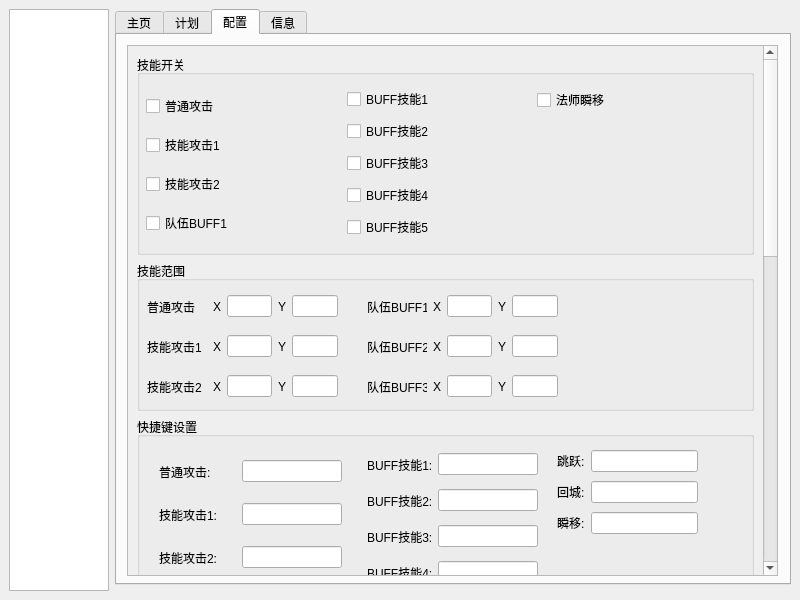
Qt form mainwindow.ui (kinvcode/BattleMush) before a commit.
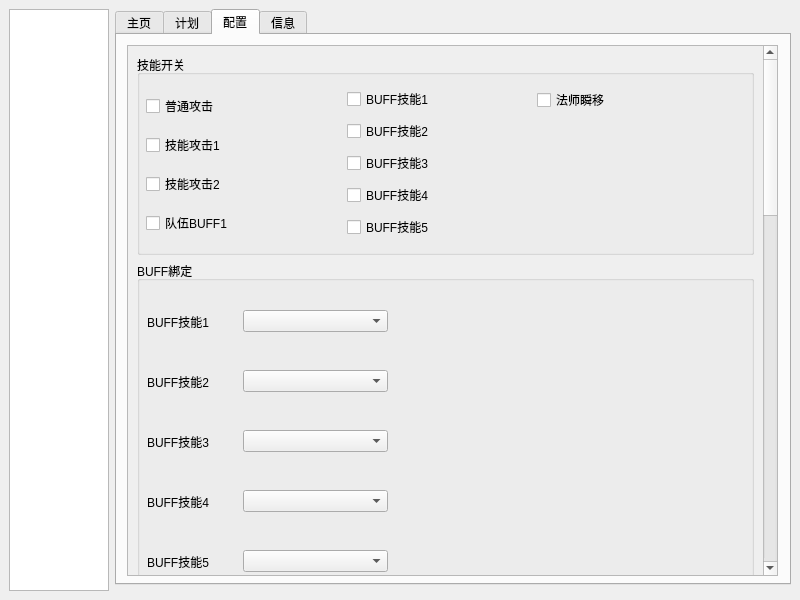
The same form after that commit. The open tabs and pages were chosen to show the change. Custom widgets are drawn as their Qt base class.

Commit message: 增加技能绑定UI

The edit to the form file:
```diff
--- a/mainwindow.ui
+++ b/mainwindow.ui
@@ -350,9 +350,9 @@
            <property name="geometry">
             <rect>
              <x>0</x>
-             <y>0</y>
+             <y>-262</y>
              <width>635</width>
-             <height>1348</height>
+             <height>1704</height>
             </rect>
            </property>
            <layout class="QVBoxLayout" name="verticalLayout_3">
@@ -481,6 +481,159 @@
               </widget>
              </widget>
             </item>
+            <item>
+             <widget class="QGroupBox" name="groupBox_13">
+              <property name="minimumSize">
+               <size>
+                <width>0</width>
+                <height>350</height>
+               </size>
+              </property>
+              <property name="title">
+               <string>BUFF綁定</string>
+              </property>
+              <widget class="QWidget" name="horizontalLayoutWidget_12">
+               <property name="geometry">
+                <rect>
+                 <x>10</x>
+                 <y>40</y>
+                 <width>241</width>
+                 <height>41</height>
+                </rect>
+               </property>
+               <layout class="QHBoxLayout" name="horizontalLayout_12">
+                <item>
+                 <widget class="QLabel" name="label_11">
+                  <property name="maximumSize">
+                   <size>
+                    <width>90</width>
+                    <height>16777215</height>
+                   </size>
+                  </property>
+                  <property name="text">
+                   <string>BUFF技能1</string>
+                  </property>
+                 </widget>
+                </item>
+                <item>
+                 <widget class="QComboBox" name="comboBox_buff1_bind"/>
+                </item>
+               </layout>
+              </widget>
+              <widget class="QWidget" name="horizontalLayoutWidget_13">
+               <property name="geometry">
+                <rect>
+                 <x>10</x>
+                 <y>100</y>
+                 <width>241</width>
+                 <height>41</height>
+                </rect>
+               </property>
+               <layout class="QHBoxLayout" name="horizontalLayout_13">
+                <item>
+                 <widget class="QLabel" name="label_54">
+                  <property name="maximumSize">
+                   <size>
+                    <width>90</width>
+                    <height>16777215</height>
+                   </size>
+                  </property>
+                  <property name="text">
+                   <string>BUFF技能2</string>
+                  </property>
+                 </widget>
+                </item>
+                <item>
+                 <widget class="QComboBox" name="comboBox_buff2_bind"/>
+                </item>
+               </layout>
+              </widget>
+              <widget class="QWidget" name="horizontalLayoutWidget_14">
+               <property name="geometry">
+                <rect>
+                 <x>10</x>
+                 <y>160</y>
+                 <width>241</width>
+                 <height>41</height>
+                </rect>
+               </property>
+               <layout class="QHBoxLayout" name="horizontalLayout_14">
+                <item>
+                 <widget class="QLabel" name="label_55">
+                  <property name="maximumSize">
+                   <size>
+                    <width>90</width>
+                    <height>16777215</height>
+                   </size>
+                  </property>
+                  <property name="text">
+                   <string>BUFF技能3</string>
+                  </property>
+                 </widget>
+                </item>
+                <item>
+                 <widget class="QComboBox" name="comboBox_buff3_bind"/>
+                </item>
+               </layout>
+              </widget>
+              <widget class="QWidget" name="horizontalLayoutWidget_15">
+               <property name="geometry">
+                <rect>
+                 <x>10</x>
+                 <y>220</y>
+                 <width>241</width>
+                 <height>41</height>
+                </rect>
+               </property>
+               <layout class="QHBoxLayout" name="horizontalLayout_15">
+                <item>
+                 <widget class="QLabel" name="label_56">
+                  <property name="maximumSize">
+                   <size>
+                    <width>90</width>
+                    <height>16777215</height>
+                   </size>
+                  </property>
+                  <property name="text">
+                   <string>BUFF技能4</string>
+                  </property>
+                 </widget>
+                </item>
+                <item>
+                 <widget class="QComboBox" name="comboBox_buff4_bind"/>
+                </item>
+               </layout>
+              </widget>
+              <widget class="QWidget" name="horizontalLayoutWidget_16">
+               <property name="geometry">
+                <rect>
+                 <x>10</x>
+                 <y>280</y>
+                 <width>241</width>
+                 <height>41</height>
+                </rect>
+               </property>
+               <layout class="QHBoxLayout" name="horizontalLayout_16">
+                <item>
+                 <widget class="QLabel" name="label_57">
+                  <property name="maximumSize">
+                   <size>
+                    <width>90</width>
+                    <height>16777215</height>
+                   </size>
+                  </property>
+                  <property name="text">
+                   <string>BUFF技能5</string>
+                  </property>
+                 </widget>
+                </item>
+                <item>
+                 <widget class="QComboBox" name="comboBox_buff5_bind"/>
+                </item>
+               </layout>
+              </widget>
+             </widget>
+            </item>
             <item>
              <widget class="QGroupBox" name="groupBox_attack">
               <property name="minimumSize">
```
Left out of the diff: 3 changed lines with no effect on the pictures. The commit also changes 10 other files.
